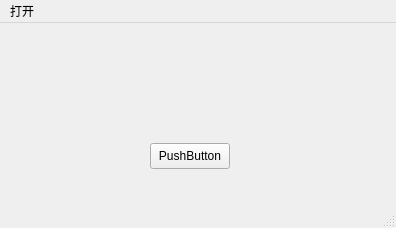
The window that 01_Qt_Designer使用/06_加载其他窗口/main_window.ui (sola1121/references_of_Qt5) describes before a commit, drawn with Qt 5.
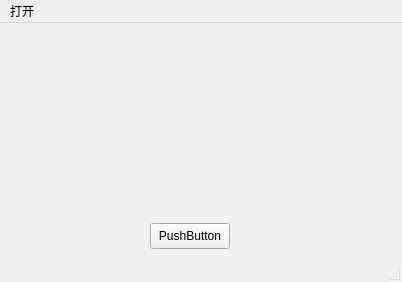
The same window after the commit.

Diff of the .ui file:
```diff
--- a/01_Qt_Designer使用/06_加载其他窗口/main_window.ui
+++ b/01_Qt_Designer使用/06_加载其他窗口/main_window.ui
@@ -6,8 +6,8 @@
    <rect>
     <x>0</x>
     <y>0</y>
-    <width>396</width>
-    <height>228</height>
+    <width>402</width>
+    <height>282</height>
    </rect>
   </property>
   <property name="windowTitle">
@@ -18,7 +18,7 @@
     <property name="geometry">
      <rect>
       <x>150</x>
-      <y>120</y>
+      <y>200</y>
       <width>80</width>
       <height>26</height>
      </rect>
@@ -27,13 +27,24 @@
      <string>PushButton</string>
     </property>
    </widget>
+   <widget class="QWidget" name="gridLayoutWidget">
+    <property name="geometry">
+     <rect>
+      <x>10</x>
+      <y>10</y>
+      <width>381</width>
+      <height>171</height>
+     </rect>
+    </property>
+    <layout class="QGridLayout" name="gridLayout"/>
+   </widget>
   </widget>
   <widget class="QMenuBar" name="menubar">
    <property name="geometry">
     <rect>
      <x>0</x>
      <y>0</y>
-     <width>396</width>
+     <width>402</width>
      <height>23</height>
     </rect>
    </property>
```
